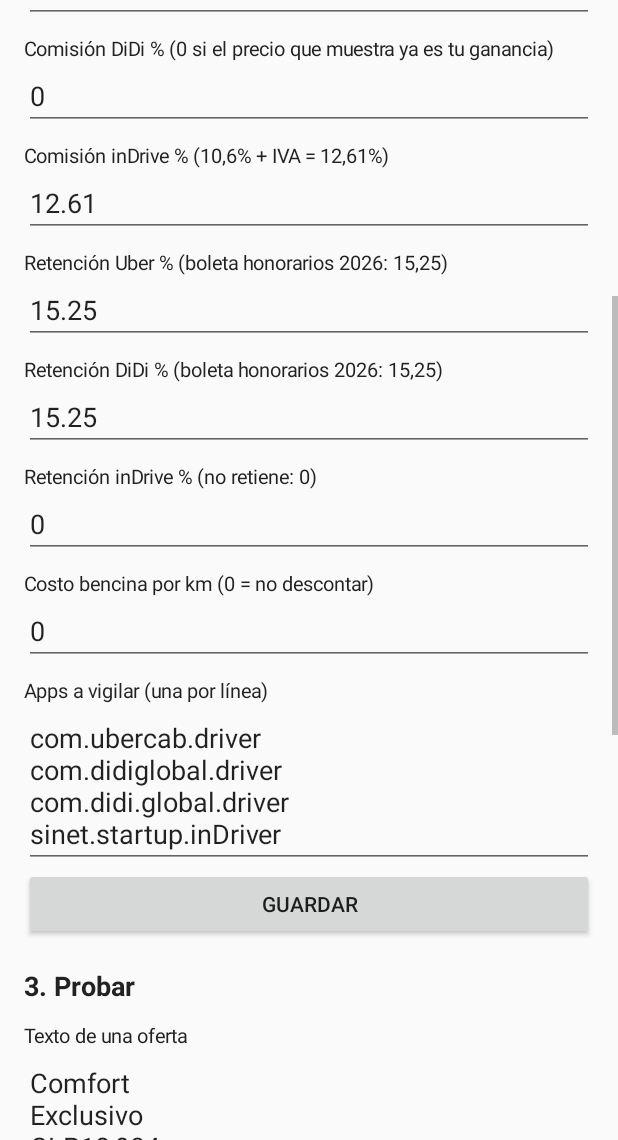
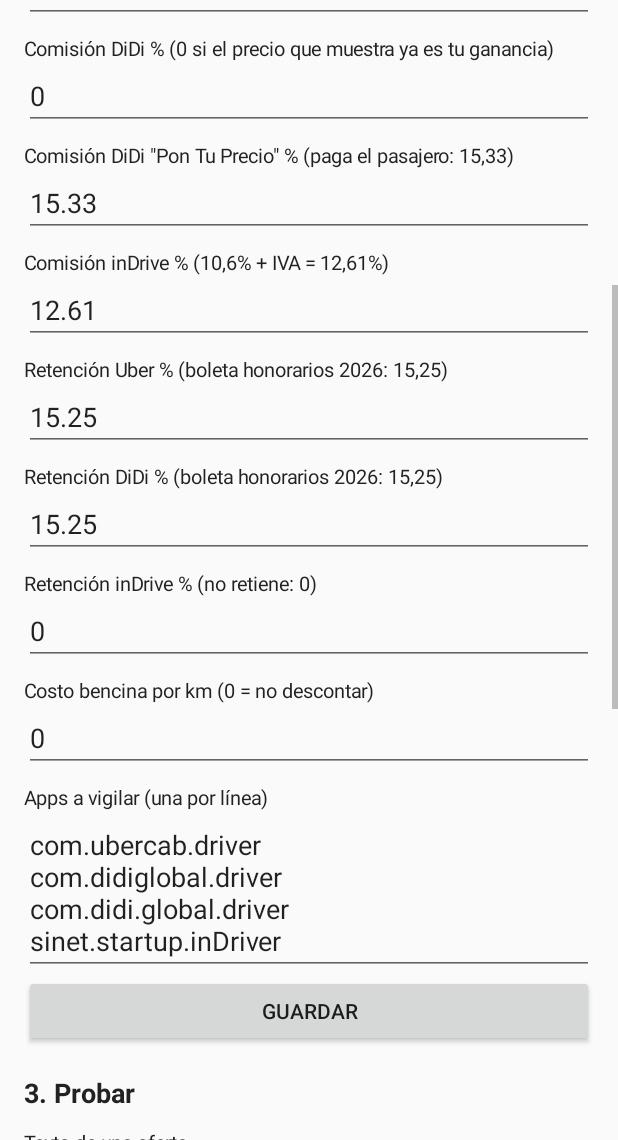
Before and after one commit to michaelpalmad-lang/filtrokm-app, an Android app: the screen it shows after launch (MainActivity), scrolled down 537 dp, on a phone screen of 412 x 824 dp, the part 96-1236 px from its top. Run offline under Robolectric (Android 15) with nearby library versions, the phone set to English and light mode, and no system bars.

Commit message:
DiDi Pon Tu Precio: comisión 15,33% sobre lo que paga el pasajero

```diff
--- a/app/src/main/java/cl/filtrokm/CardBuilder.java
+++ b/app/src/main/java/cl/filtrokm/CardBuilder.java
@@ -20,7 +20,7 @@ public class CardBuilder {
 
     public static View build(Context c, Parser.Offer o, Prefs p, View.OnClickListener onClose) {
         // ganancia final = precio - comisión - retención (solo Uber/DiDi) - combustible
-        double com = o.price * p.commission(o.app) / 100.0;
+        double com = o.price * p.commission(o.app, o.ponTuPrecio) / 100.0;
         double ret = (o.price - com) * p.retention(o.app) / 100.0;
         double fuel = p.costPerKm * o.km;
         double net = o.price - com - ret - fuel;
@@ -50,7 +50,7 @@ public class CardBuilder {
         // fila 1: app + cerrar
         LinearLayout r1 = new LinearLayout(c);
         r1.setGravity(Gravity.CENTER_VERTICAL);
-        TextView chip = tv(c, o.app.isEmpty() ? "Viaje" : o.app, 13, true);
+        TextView chip = tv(c, (o.app.isEmpty() ? "Viaje" : o.app) + (o.ponTuPrecio ? " · Pon Tu Precio" : ""), 13, true);
         chip.setPadding(dp(c, 10), dp(c, 2), dp(c, 10), dp(c, 2));
         chip.setBackground(round(c, 0x33FFFFFF, 20, 0));
         r1.addView(chip);
--- a/app/src/main/java/cl/filtrokm/MainActivity.java
+++ b/app/src/main/java/cl/filtrokm/MainActivity.java
@@ -32,7 +32,7 @@ public class MainActivity extends Activity {
 
     LinearLayout col;
     TextView status;
-    EditText eKm, eHora, ePick, eCost, eComU, eComD, eComI, eRetU, eRetD, eRetI, ePkgs, eTest;
+    EditText eKm, eHora, ePick, eCost, eComU, eComD, eComDP, eComI, eRetU, eRetD, eRetI, ePkgs, eTest;
     LinearLayout preview;
     TextView diag;
 
@@ -66,6 +66,7 @@ public class MainActivity extends Activity {
         title("Descuentos");
         eComU = field("Comisión Uber % (0 si el precio que muestra ya es tu ganancia)", fmt(pr.comUber), true);
         eComD = field("Comisión DiDi % (0 si el precio que muestra ya es tu ganancia)", fmt(pr.comDidi), true);
+        eComDP = field("Comisión DiDi \"Pon Tu Precio\" % (paga el pasajero: 15,33)", fmt(pr.comDidiPtp), true);
         eComI = field("Comisión inDrive % (10,6% + IVA = 12,61%)", fmt(pr.comIndrive), true);
         eRetU = field("Retención Uber % (boleta honorarios 2026: 15,25)", fmt(pr.retUber), true);
         eRetD = field("Retención DiDi % (boleta honorarios 2026: 15,25)", fmt(pr.retDidi), true);
@@ -129,6 +130,7 @@ public class MainActivity extends Activity {
                 .putString("costoKm", eCost.getText().toString().trim())
                 .putString("comUber", eComU.getText().toString().trim())
                 .putString("comDidi", eComD.getText().toString().trim())
+                .putString("comDidiPtp", eComDP.getText().toString().trim())
                 .putString("comIndrive", eComI.getText().toString().trim())
                 .putString("retUber", eRetU.getText().toString().trim())
                 .putString("retDidi", eRetD.getText().toString().trim())
--- a/app/src/main/java/cl/filtrokm/Parser.java
+++ b/app/src/main/java/cl/filtrokm/Parser.java
@@ -23,6 +23,7 @@ public class Parser {
 
     public static class Offer {
         public String app = "";
+        public boolean ponTuPrecio; // DiDi "Pon Tu Precio": el precio es lo que paga el pasajero
         public long price;
         public double km;
         public double min;
@@ -121,6 +122,7 @@ public class Parser {
                 firstMin = false;
             }
         }
+        o.ponTuPrecio = all.toLowerCase(Locale.ROOT).contains("pon tu precio");
         o.valid = o.price > 0 && o.km > 0.05;
         return o;
     }
--- a/app/src/main/java/cl/filtrokm/Prefs.java
+++ b/app/src/main/java/cl/filtrokm/Prefs.java
@@ -15,7 +15,7 @@ public class Prefs {
     public double minPerHour;
     public double maxPickupKm;   // 0 = sin filtro
     public double costPerKm;     // 0 = no calcula neto
-    public double comUber, comDidi, comIndrive; // % comisión a descontar del precio mostrado
+    public double comUber, comDidi, comDidiPtp, comIndrive; // % comisión a descontar del precio mostrado
     public double retUber, retDidi, retIndrive; // % retención boleta honorarios (Uber/DiDi 15,25; inDrive no retiene)
     public String pkgs;
     public int overlayY;
@@ -39,6 +39,7 @@ public class Prefs {
         r.costPerKm = getD(p, "costoKm", 0);
         r.comUber = getD(p, "comUber", 0);
         r.comDidi = getD(p, "comDidi", 0);
+        r.comDidiPtp = getD(p, "comDidiPtp", 15.33);
         r.comIndrive = getD(p, "comIndrive", 12.61);
         double retOld = getD(p, "retencion", 15.25);
         r.retUber = getD(p, "retUber", retOld);
@@ -57,9 +58,9 @@ public class Prefs {
         }
     }
 
-    public double commission(String app) {
+    public double commission(String app, boolean ponTuPrecio) {
         if ("Uber".equals(app)) return comUber;
-        if ("DiDi".equals(app)) return comDidi;
+        if ("DiDi".equals(app)) return ponTuPrecio ? comDidiPtp : comDidi;
         if ("inDrive".equals(app)) return comIndrive;
         return 0;
     }
```
